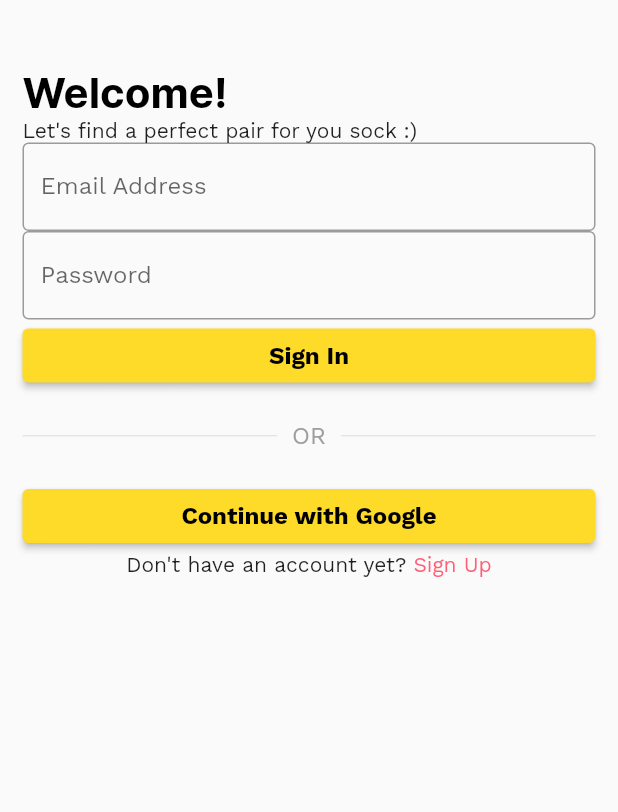
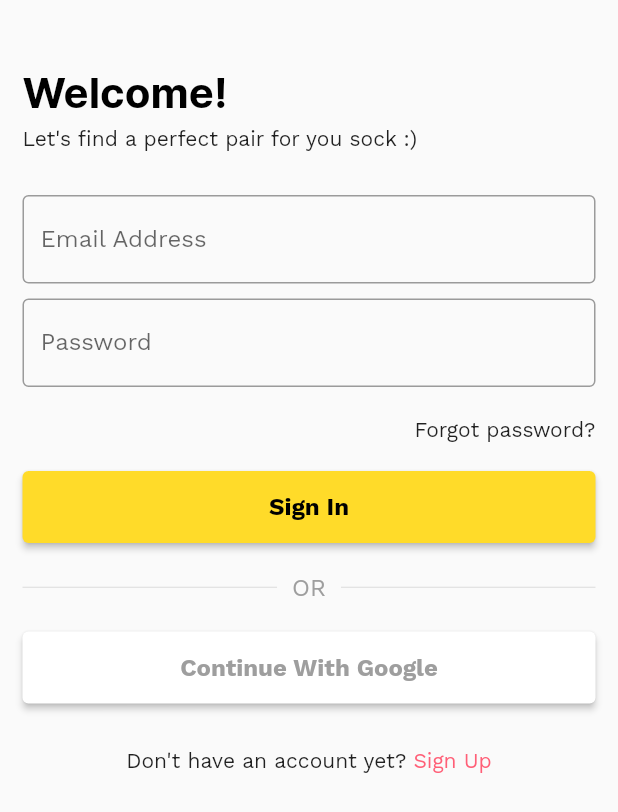
Before and after one commit to ANDREYDEN/nosock, a Flutter app: the SignInPopup widget shown alone on an empty page, opened directly, on a phone screen of 412 x 824 dp. Shown: the top 812 px of the screen. Run offline on Flutter 3.47's test engine with Material 2 defaults, Android fonts, the phone set to English and light mode, and no system bars; our stand-ins replace cloud_firestore, firebase_auth, firebase_core, flutter_svg, google_sign_in; accounts and stored records are empty; network calls fail.

Commit message:
Add more spacing and style buttons

```diff
--- a/lib/sign_in.dart
+++ b/lib/sign_in.dart
@@ -28,9 +28,6 @@ class SignIn extends StatelessWidget {
           margin: const EdgeInsets.all(20),
           child: ElevatedButton(
               child: Text('Sign In'),
-              style: ElevatedButton.styleFrom(
-                minimumSize: const Size.fromHeight(48),
-              ),
               onPressed: () {
                 showModalBottomSheet<void>(
                   context: context,
--- a/lib/sign_in_popup.dart
+++ b/lib/sign_in_popup.dart
@@ -9,9 +9,8 @@ class SignInPopup extends StatelessWidget {
   @override
   Widget build(BuildContext context) {
     return Container(
-      height: 800,
       child: Padding(
-        padding: const EdgeInsets.all(15.0),
+        padding: const EdgeInsets.all(15),
         child: Column(
           crossAxisAlignment: CrossAxisAlignment.stretch,
           children: <Widget>[
@@ -23,7 +22,9 @@ class SignInPopup extends StatelessWidget {
                 style: Theme.of(context).textTheme.headline1,
               ),
             ),
+            SizedBox(height: 5),
             Text("Let's find a perfect pair for you sock :)"),
+            SizedBox(height: 30),
             TextField(
               obscureText: true,
               decoration: InputDecoration(
@@ -31,11 +32,19 @@ class SignInPopup extends StatelessWidget {
                 labelText: 'Email Address',
               ),
             ),
+            SizedBox(height: 10),
             TextField(
               obscureText: true,
               decoration: InputDecoration(
                 border: OutlineInputBorder(),
                 labelText: 'Password',
+              ),
+            ),
+            Padding(
+              padding: const EdgeInsets.symmetric(vertical: 20),
+              child: Align(
+                child: Text('Forgot password?'),
+                alignment: Alignment.centerRight,
               ),
             ),
             ElevatedButton(
@@ -64,9 +73,20 @@ class SignInPopup extends StatelessWidget {
               ),
             ),
             ElevatedButton(
-              child: const Text('Continue with Google'),
+              child: const Text(
+                'Continue With Google',
+                style: TextStyle(
+                  color: Colors.grey,
+                  fontSize: 16,
+                ),
+              ),
               onPressed: () => signIn(context),
+              style: ElevatedButton.styleFrom(
+                primary: Colors.white,
+                onPrimary: Colors.black,
+              ),
             ),
+            SizedBox(height: 30),
             Row(
               mainAxisAlignment: MainAxisAlignment.center,
               children: [
--- a/lib/theme.dart
+++ b/lib/theme.dart
@@ -29,6 +29,7 @@ final ThemeData mainTheme = ThemeData(
     style: ElevatedButton.styleFrom(
       primary: secondaryColor,
       onPrimary: Colors.black,
+      minimumSize: const Size.fromHeight(48),
     ),
   ),
   textButtonTheme: TextButtonThemeData(
```
